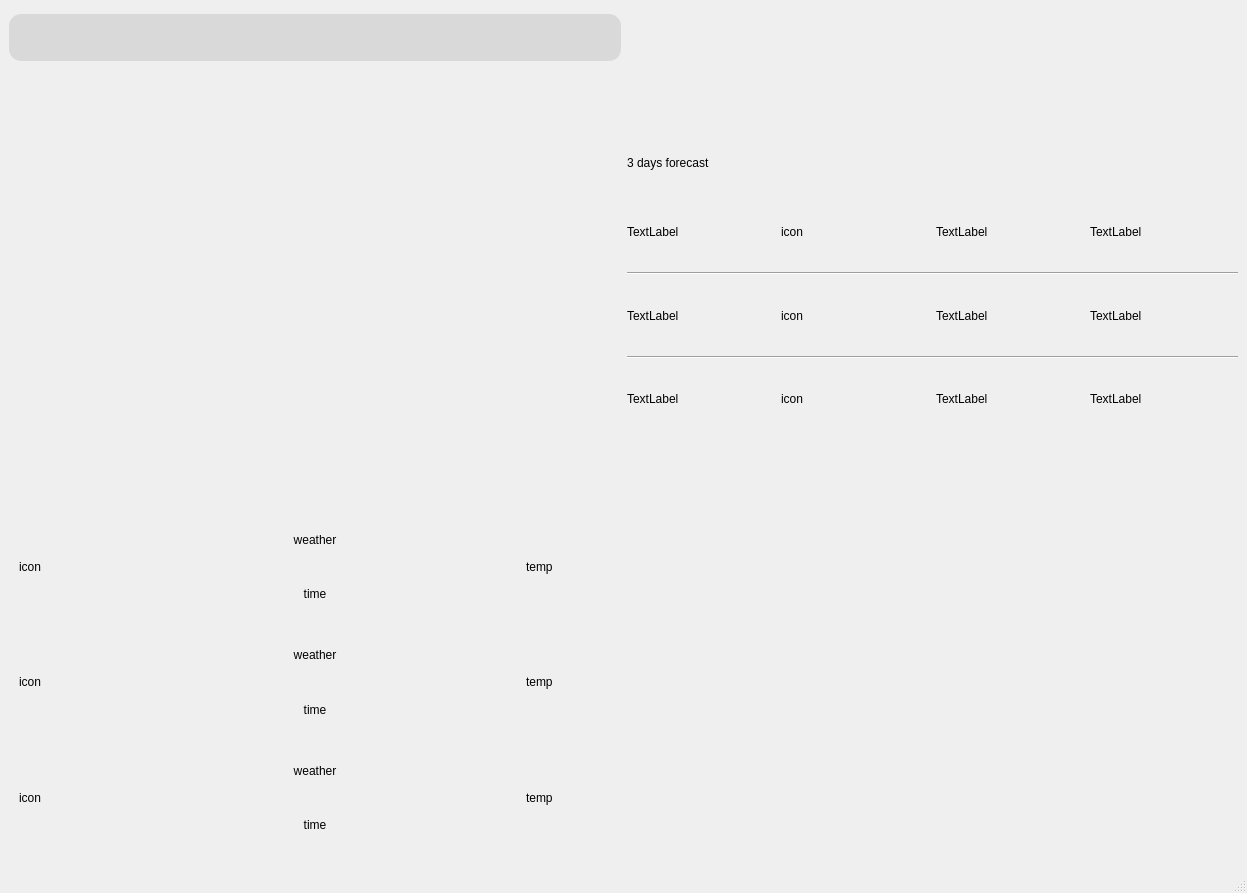
Qt form mainwindow.ui (Aalok376/SkyScout) before a commit.
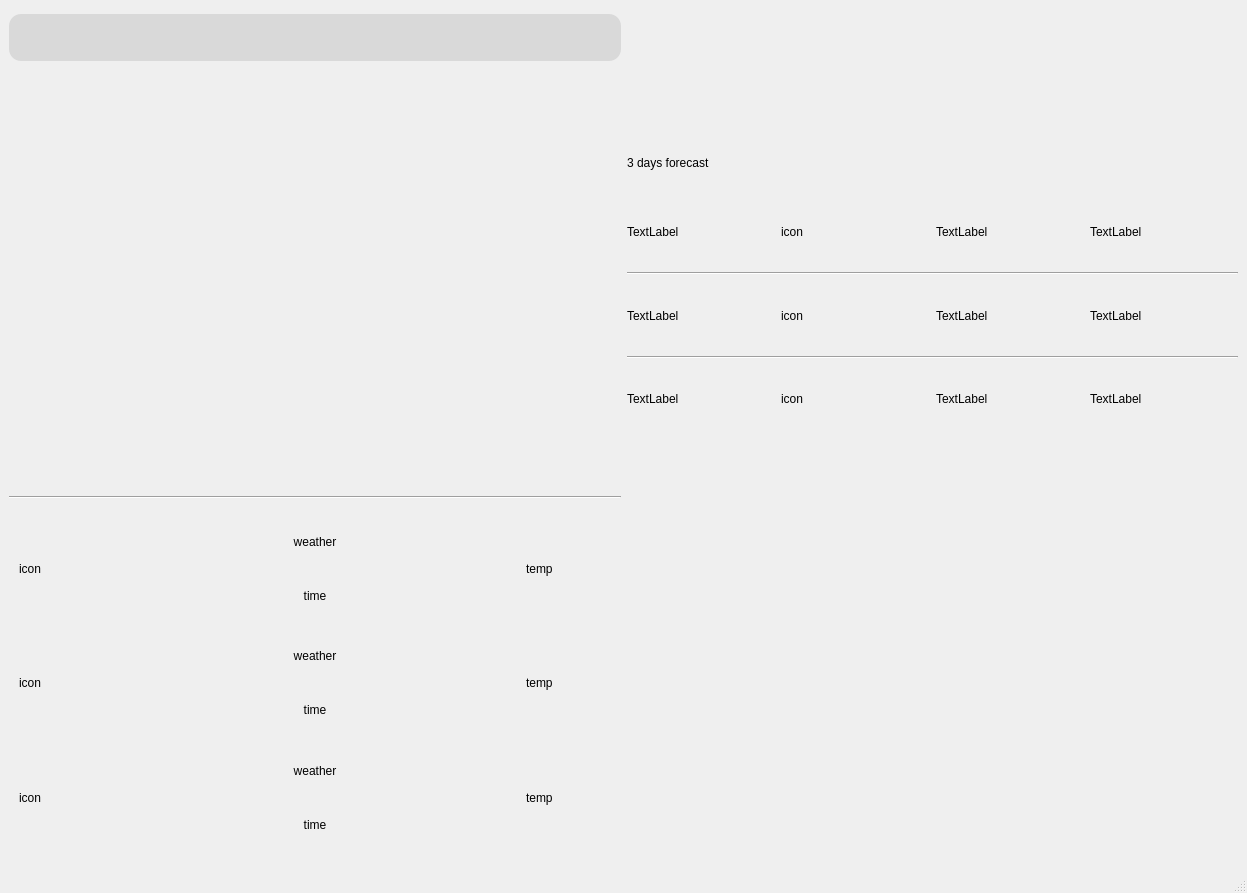
The same form after that commit. Icons and pictures are not drawn.

What changed in the file:
```diff
--- a/mainwindow.ui
+++ b/mainwindow.ui
@@ -27,7 +27,7 @@
     <item>
      <layout class="QHBoxLayout" name="horizontalLayout_11">
       <item>
-       <layout class="QVBoxLayout" name="verticalLayout_10" stretch="1,3,3">
+       <layout class="QVBoxLayout" name="verticalLayout_10" stretch="1,3,0,3">
         <item>
          <layout class="QVBoxLayout" name="verticalLayout_9" stretch="0,0">
           <item>
@@ -204,10 +204,21 @@
           </layout>
          </widget>
         </item>
+        <item>
+         <widget class="Line" name="line_3">
+          <property name="styleSheet">
+           <string notr="true"/>
+          </property>
+          <property name="orientation">
+           <enum>Qt::Horizontal</enum>
+          </property>
+         </widget>
+        </item>
         <item>
          <widget class="QFrame" name="frame_2">
           <property name="styleSheet">
-           <string notr="true">background:transparent;</string>
+           <string notr="true">border-top:4px white solid;
+background:transparent;</string>
           </property>
           <property name="frameShape">
            <enum>QFrame::StyledPanel</enum>
```
Left out of the diff: 24 changed lines with no effect on the pictures.
